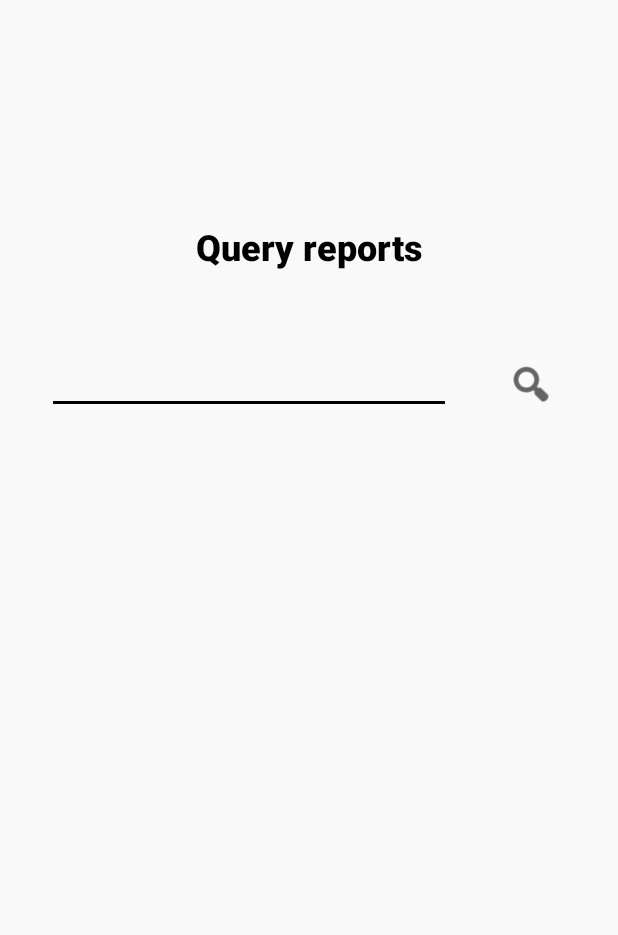
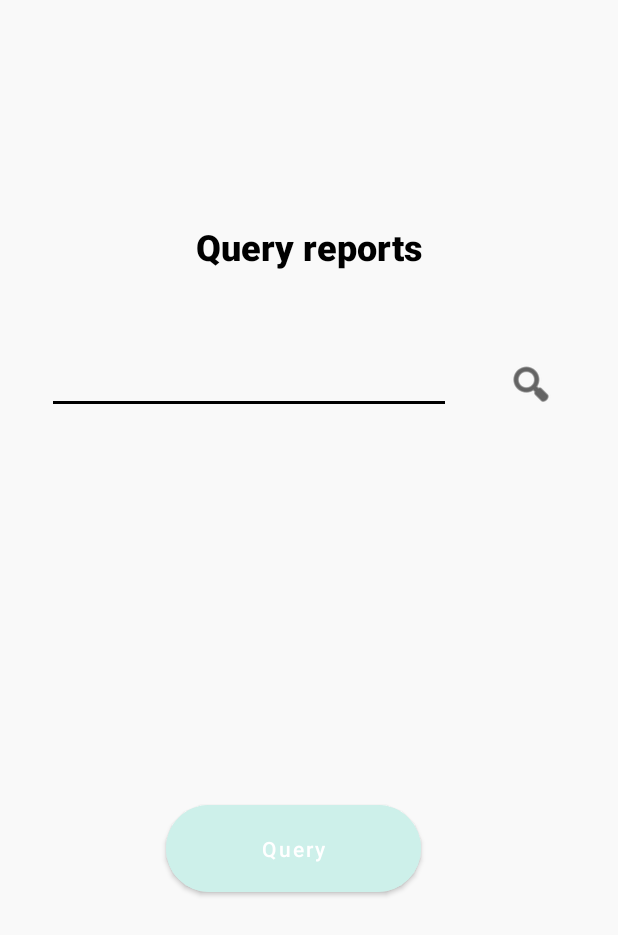
Before and after one commit to Rohithj47/Sermo, an Android app: the QueryReportsActivity screen opened directly, with no data from a screen before it, on a phone screen of 412 x 824 dp. Shown: the top 935 px of the screen. Run offline under Robolectric (Android 15) with nearby library versions, the phone set to English and light mode, and no system bars.

Commit message:
Search functionality

```diff
--- a/mobile-client/app/src/main/java/com/example/sermo/QueryReportsActivity.java
+++ b/mobile-client/app/src/main/java/com/example/sermo/QueryReportsActivity.java
@@ -3,6 +3,7 @@ package com.example.sermo;
 import androidx.appcompat.app.AppCompatActivity;
 
 import android.os.Bundle;
+import android.util.Log;
 import android.view.View;
 import android.view.ViewGroup;
 import android.view.ViewParent;
@@ -10,6 +11,8 @@ import android.widget.TextView;
 
 import com.google.android.material.chip.Chip;
 import com.google.android.material.chip.ChipGroup;
+
+import java.util.List;
 
 public class QueryReportsActivity extends AppCompatActivity {
 
@@ -35,4 +38,13 @@ public class QueryReportsActivity extends AppCompatActivity {
         chipGroup.addView(chip);
         textView.setText("");
     }
+
+    public void onQueryButtonClick(View view) {
+        ChipGroup chipGroup = findViewById(R.id.searchChipGroup);
+        chipGroup.chi
+        List<Integer> chipIds = chipGroup.getCheckedChipIds();
+        for (int id : chipIds) {
+            Log.d("CHIP ID: ", Integer.toString(id));
+        }
+    }
 }
--- a/mobile-client/app/src/main/res/layout/activity_query_reports.xml
+++ b/mobile-client/app/src/main/res/layout/activity_query_reports.xml
@@ -6,6 +6,22 @@
     android:layout_height="match_parent"
     android:verticalScrollbarPosition="right"
     tools:context=".QueryReportsActivity">
+
+    <Button
+        android:id="@+id/queryButton"
+        android:layout_width="170dp"
+        android:layout_height="70dp"
+        android:layout_marginTop="20dp"
+        android:backgroundTint="@color/primary_button"
+        android:fontFamily="sans-serif-medium"
+        android:onClick="onQueryButtonClick"
+        android:text="Query"
+        android:textAllCaps="false"
+        app:cornerRadius="50dp"
+        app:layout_constraintEnd_toEndOf="parent"
+        app:layout_constraintHorizontal_bias="0.456"
+        app:layout_constraintStart_toStartOf="parent"
+        app:layout_constraintTop_toBottomOf="@+id/searchChipGroup" />
 
     <TextView
         android:id="@+id/textView2"
```
